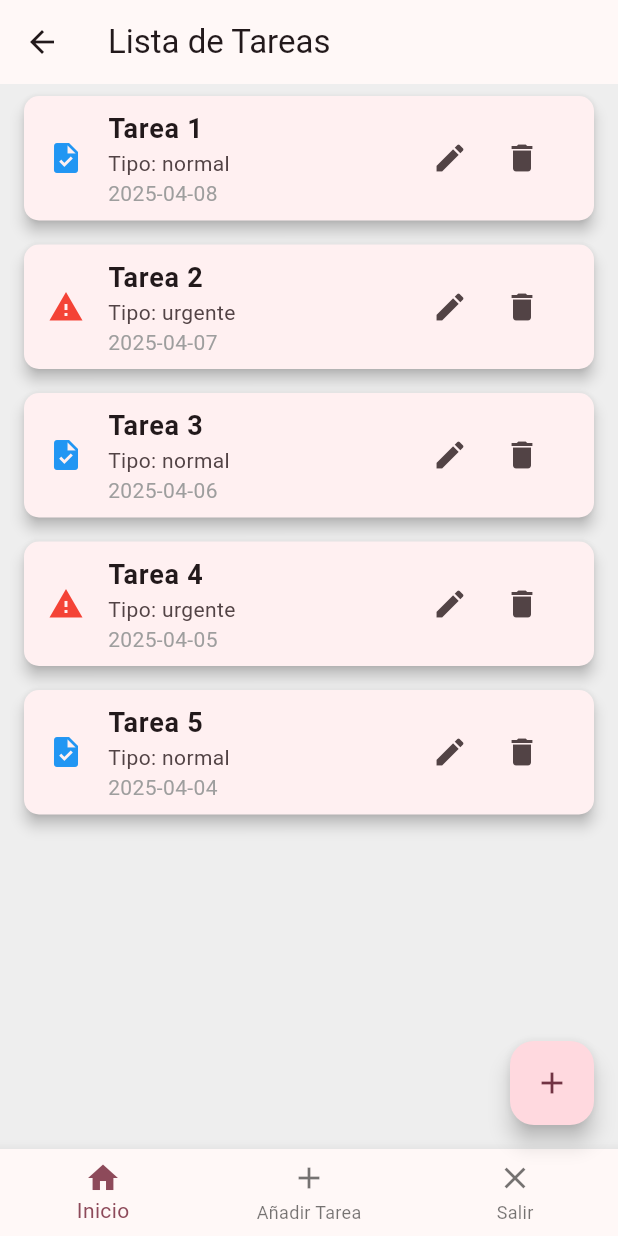
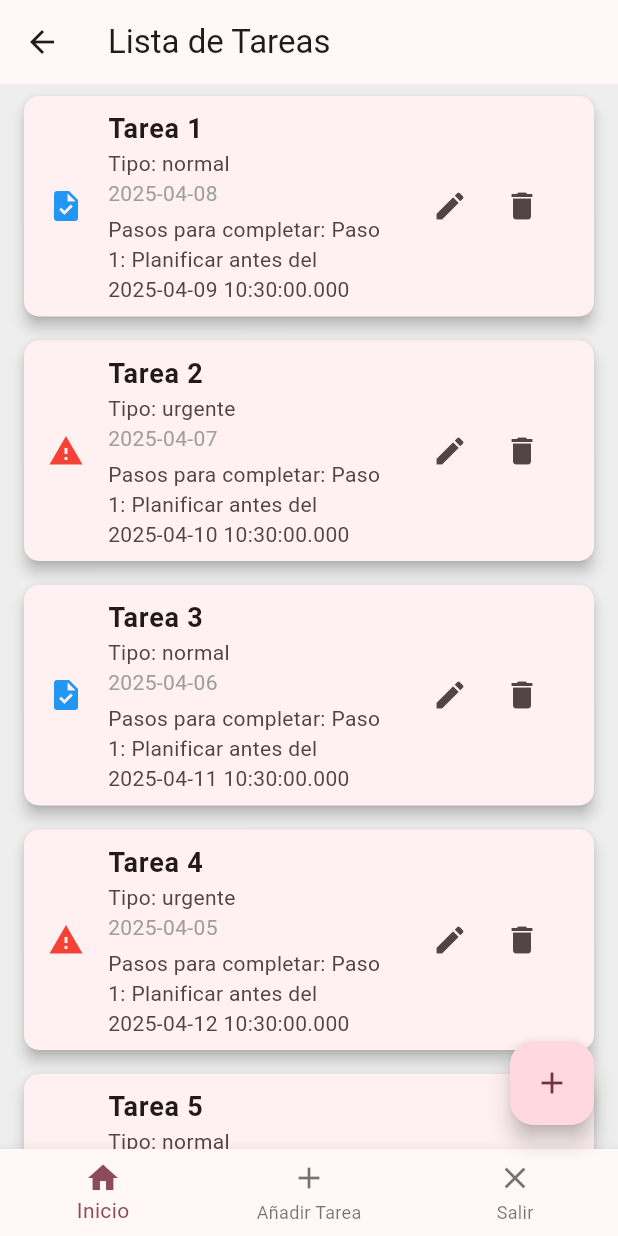
Before and after one commit to martin3093/manazco, a Flutter app: the TareasScreen screen opened directly, on a phone screen of 412 x 824 dp. Run offline on Flutter 3.47's test engine with Material 3 defaults, Android fonts, the phone set to English and light mode, and no system bars.

Commit message:
Promtp 2 Se agrega la  opción de pasos en el task_card_helper
Se agrega la opción de pasos en el task_card_helper
task_card_helper.dart para oueda mannejar una instancia del servicio y utulizarla funcionalidad de la API
Se agrega la opción en custom_card para poder mostrar los pasos en la tarjeta de la tarea.
se modifica la funcion obtener pasos para que muestre según el enunciado

```diff
--- a/lib/api/service/task_service.dart
+++ b/lib/api/service/task_service.dart
@@ -65,11 +65,11 @@ class TaskService {
   }
 
   // Método para obtener pasos según el título de la tarea
-  List<String> obtenerPasos(String titulo) {
+  List<String> obtenerPasos(String titulo, DateTime fechaLimite) {
     return [
-      'Paso 1: Planificar $titulo',
-      'Paso 2: Ejecutar $titulo',
-      'Paso 3: Revisar $titulo',
+      'Paso 1: Planificar antes del ${fechaLimite.toLocal()}',
+      'Paso 2: Ejecutar antes del ${fechaLimite.toLocal()}',
+      'Paso 3: Revisar antes del ${fechaLimite.toLocal()}',
     ];
   }
 }
--- a/lib/components/custom_card.dart
+++ b/lib/components/custom_card.dart
@@ -1,4 +1,5 @@
 import 'package:flutter/material.dart';
+import 'package:manazco/constants.dart' as AppConstants;
 
 class CustomCard extends StatelessWidget {
   final Map<String, dynamic> data; // Datos procesados del helper
@@ -37,6 +38,10 @@ class CustomCard extends StatelessWidget {
               data['date'], // Fecha procesada
               style: const TextStyle(color: Colors.grey),
             ),
+            const SizedBox(height: 4), // Espacio entre la fecha y los pasos
+            Text(
+              '${AppConstants.PASOS_TITULO} ${data['steps'] != null && data['steps'].isNotEmpty ? data['steps'][0] : 'Sin pasos'}',
+            ), // Muestra solo el primer paso o "Sin pasos"
           ],
         ),
         trailing: Row(
--- a/lib/helpers/task_card_helper.dart
+++ b/lib/helpers/task_card_helper.dart
@@ -1,16 +1,24 @@
 import 'package:flutter/material.dart';
+import 'package:manazco/api/service/task_service.dart';
 import '../domain/task.dart'; // Importa la clase Task
 import '../components/custom_card.dart'; // Importa el componente CustomCard
 import '../constants.dart'; // Importa las constantes
 
+final TaskService _taskService = TaskService();
 Widget buildTaskCard(Task task, VoidCallback onEdit, VoidCallback onDelete) {
   // Procesa los datos de la tarea
+  final List<String> steps = _taskService.obtenerPasos(
+    task.title,
+    task.fechaLimite,
+  );
   final Map<String, dynamic> taskData = {
     'icon': task.type == 'normal' ? Icons.task : Icons.warning,
     'iconColor': task.type == 'normal' ? Colors.blue : Colors.red,
     'title': task.title,
     'type': '$TASK_TYPE_LABEL${task.type}',
     'date': task.fecha.toLocal().toString().split(' ')[0],
+    //'steps': task.pasos, // Incluye los pasos de la tarea
+    'steps': steps,
   };
 
   // Pasa los datos procesados al CustomCard
```
Also changed, not shown: lib/views/prueba_tarea2.dart (deleted, +0 -124 lines).
